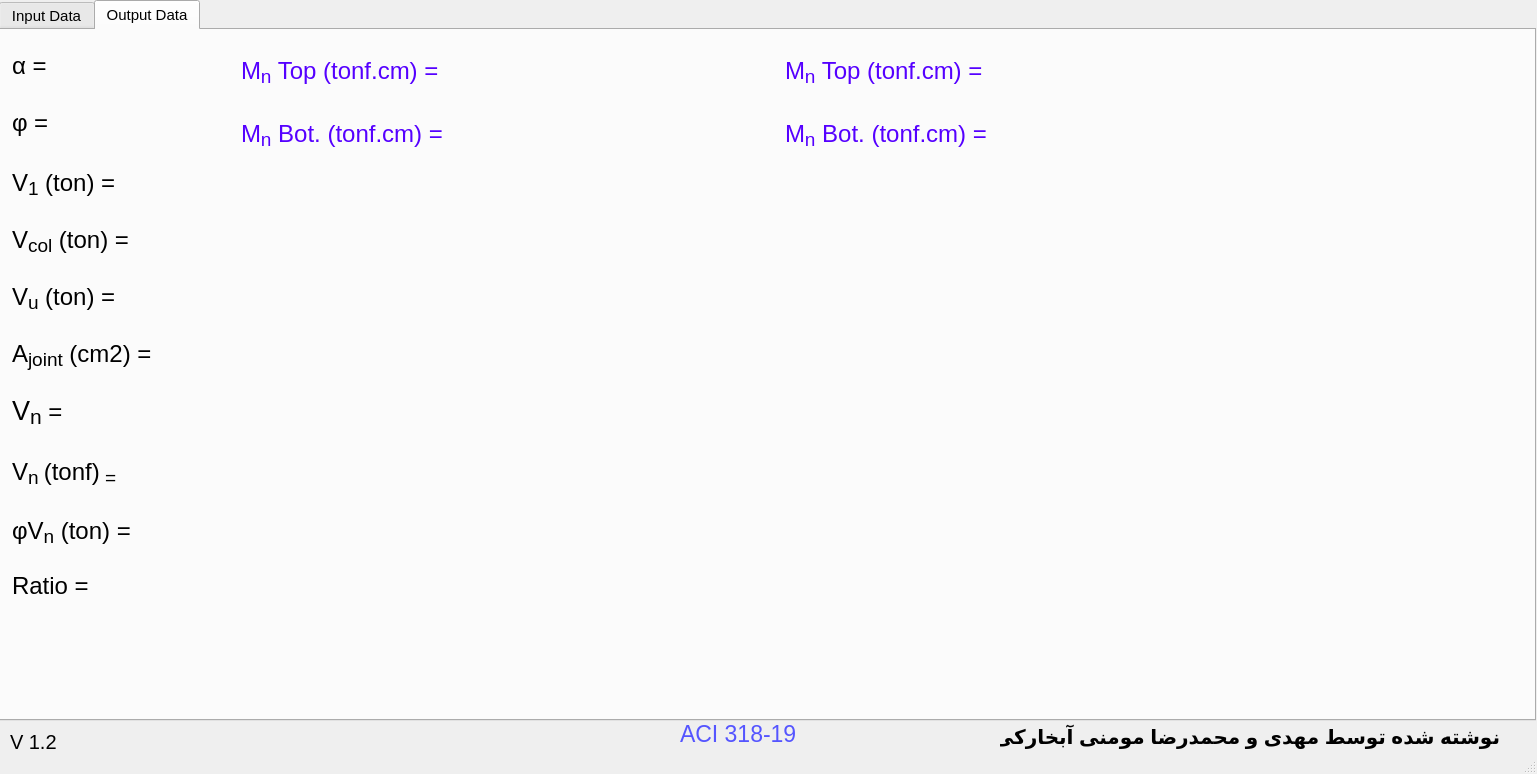
Above: ui/design.ui from mahdi9925/JointShear before the change. Below: the same form after it.
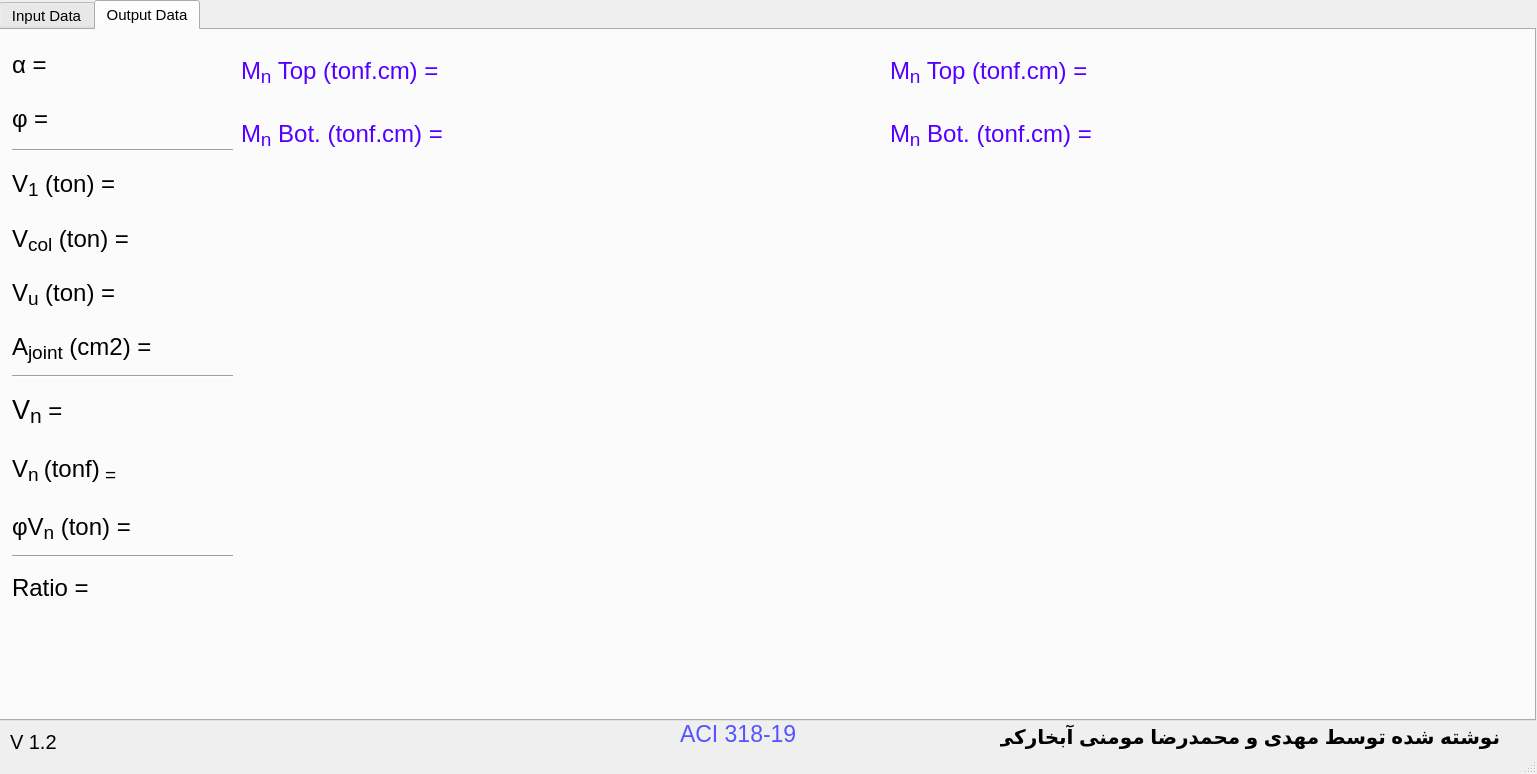
That is the form after the change. The open tabs and pages were chosen to show the change. Icons and pictures are not drawn.

Commit message: `ui/design.ui` editing tab order and change label size in output tab that show picture

```diff
--- a/ui/design.ui
+++ b/ui/design.ui
@@ -925,7 +925,7 @@
        <rect>
         <x>240</x>
         <y>10</y>
-        <width>1081</width>
+        <width>1291</width>
         <height>121</height>
        </rect>
       </property>
@@ -1061,8 +1061,8 @@
        <rect>
         <x>240</x>
         <y>140</y>
-        <width>1081</width>
-        <height>551</height>
+        <width>1291</width>
+        <height>541</height>
        </rect>
       </property>
       <layout class="QHBoxLayout" name="horizontalLayout_5">
@@ -1148,6 +1148,13 @@
          </item>
         </layout>
        </item>
+       <item>
+        <widget class="Line" name="line_2">
+         <property name="orientation">
+          <enum>Qt::Horizontal</enum>
+         </property>
+        </widget>
+       </item>
        <item>
         <layout class="QHBoxLayout" name="horizontalLayout_25">
          <item>
@@ -1260,13 +1267,20 @@
          </item>
         </layout>
        </item>
+       <item>
+        <widget class="Line" name="line_3">
+         <property name="orientation">
+          <enum>Qt::Horizontal</enum>
+         </property>
+        </widget>
+       </item>
        <item>
         <layout class="QHBoxLayout" name="horizontalLayout">
          <item>
           <widget class="QLabel" name="label_35">
            <property name="minimumSize">
             <size>
-             <width>0</width>
+             <width>40</width>
              <height>0</height>
             </size>
            </property>
@@ -1349,6 +1363,13 @@
          </item>
         </layout>
        </item>
+       <item>
+        <widget class="Line" name="line">
+         <property name="orientation">
+          <enum>Qt::Horizontal</enum>
+         </property>
+        </widget>
+       </item>
        <item>
         <layout class="QHBoxLayout" name="horizontalLayout_30">
          <item>
```
Left out of the diff: 2 changed lines with no effect on the pictures.
